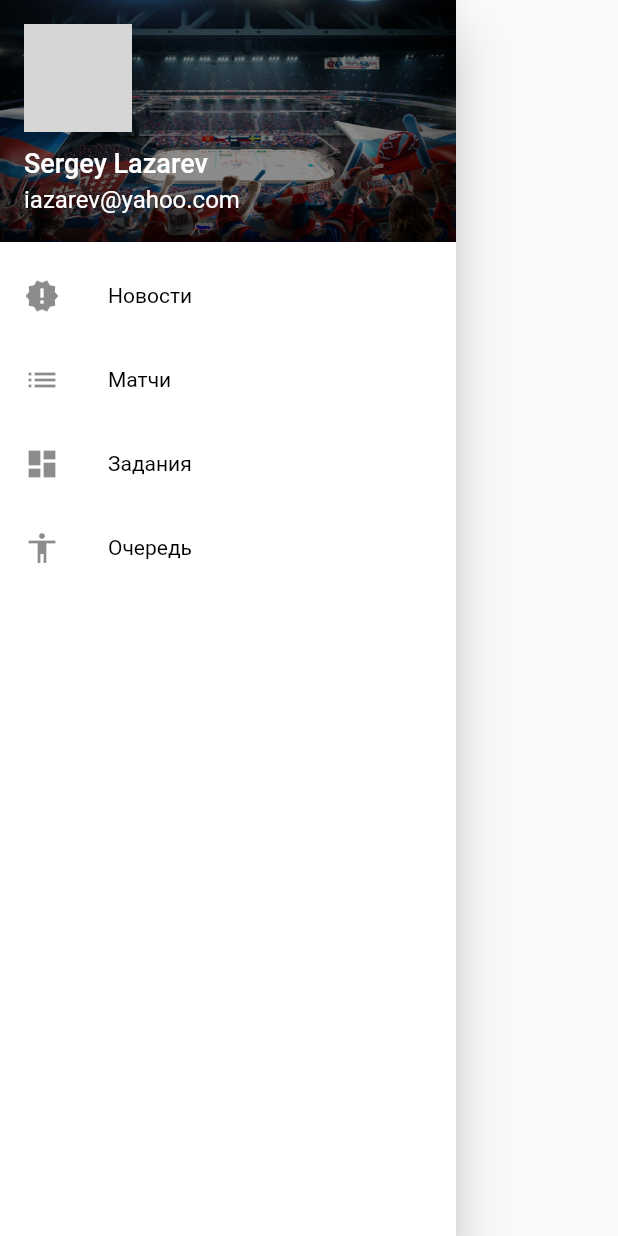
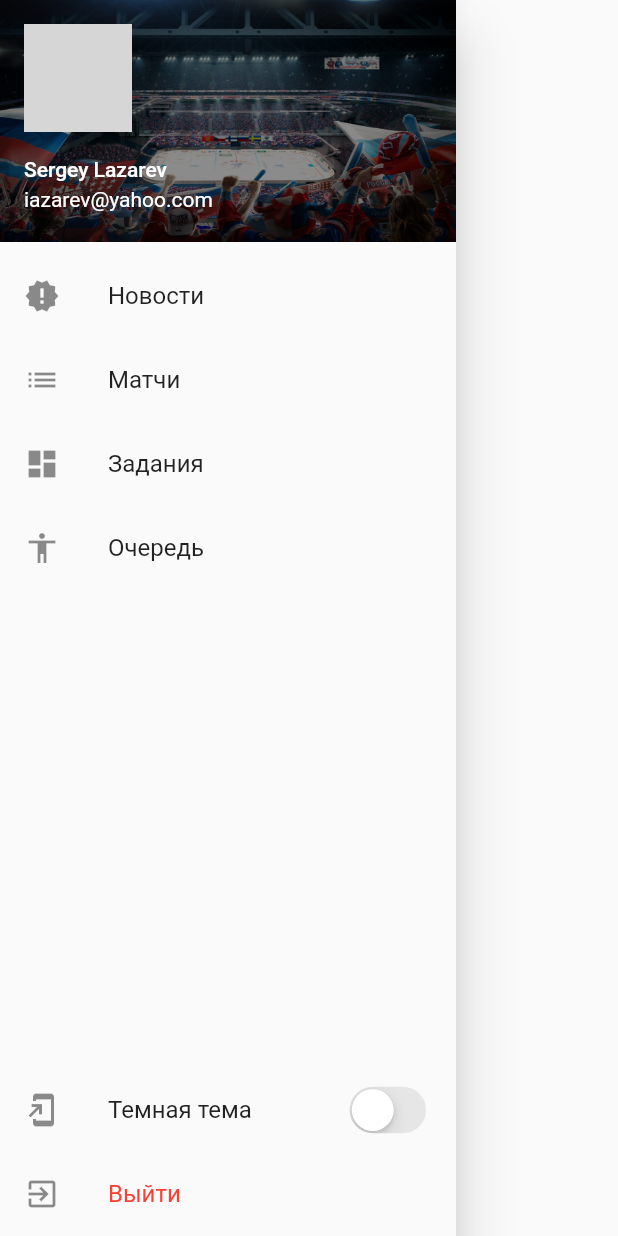
Before and after one commit to FroseMan97/match_manager, a Flutter app: the DrawerWidget widget shown alone on an empty page, opened directly, on a phone screen of 412 x 824 dp. Run offline on Flutter 3.47's test engine with Material 2 defaults, Android fonts, the phone set to English and light mode, and no system bars; our stand-ins replace bloc, cached_network_image, flutter_bloc, rxdart; network calls fail; grey boxes are pictures that could not be loaded.

Commit message:
add change theme feature

```diff
--- a/lib/presentation/blocs/base/base_bloc.dart
+++ /dev/null
@@ -1,3 +0,0 @@
-abstract class BaseBloc {
-  void dispose();
-}
--- a/lib/presentation/blocs/match/match_bloc.dart
+++ b/lib/presentation/blocs/match/match_bloc.dart
@@ -4,7 +4,6 @@ import 'package:match_manager/data/models/match_model.dart';
 import 'package:match_manager/data/models/user_model.dart';
 import 'package:match_manager/domain/repositories/matches_repository.dart';
 import 'package:match_manager/domain/repositories/users_repository.dart';
-import 'package:match_manager/presentation/blocs/base/base_bloc.dart';
 import 'package:rxdart/rxdart.dart';
 
 import 'match_event.dart';
@@ -35,7 +34,6 @@ class MatchBloc extends Bloc<MatchEvent, MatchState> {
   Stream<MatchState> mapEventToState(MatchEvent event) async* {
     if (event is LoadMatchEvent) {
       yield LoadingMatchState();
-      await Future.delayed(Duration(seconds: 1));
       final match = await matchesRepository.getMatch(matchID);
       var requests, workers;
       if (match?.requests != null) {
--- /dev/null
+++ b/lib/presentation/blocs/theme/theme_bloc.dart
@@ -0,0 +1,21 @@
+import 'package:bloc/bloc.dart';
+import 'package:flutter/material.dart';
+import 'package:match_manager/presentation/theme/custom_theme.dart';
+
+import 'theme_event.dart';
+
+class ThemeBloc extends Bloc<ThemeEvent, ThemeData> {
+  @override
+  ThemeData get initialState => CustomTheme.lightTheme;
+
+  @override
+  Stream<ThemeData> mapEventToState(ThemeEvent event) async* {
+    if (event is SetThemeEvent) {
+      if (event.isDarkTheme) {
+        yield CustomTheme.darkTheme;
+      } else {
+        yield CustomTheme.lightTheme;
+      }
+    }
+  }
+}
--- /dev/null
+++ b/lib/presentation/blocs/theme/theme_event.dart
@@ -0,0 +1,10 @@
+import 'package:flutter/cupertino.dart';
+
+abstract class ThemeEvent {}
+
+class SetThemeEvent extends ThemeEvent {
+  bool isDarkTheme;
+  SetThemeEvent({
+    this.isDarkTheme = false,
+  });
+}
--- /dev/null
+++ b/lib/presentation/theme/custom_theme.dart
@@ -0,0 +1,22 @@
+import 'package:flutter/material.dart';
+
+class CustomTheme {
+  static final lightTheme = ThemeData.light()
+  .copyWith(
+    primaryColor: Colors.lightBlueAccent,
+    accentColor: Colors.lightBlueAccent,
+    backgroundColor: Colors.white,
+    unselectedWidgetColor: Colors.lightBlueAccent,
+    colorScheme: ColorScheme.light(
+      secondary: Colors.lightBlueAccent,
+    ),
+  );
+
+  static final darkTheme = ThemeData.dark()
+  .copyWith(
+    accentColor: Colors.white,
+    colorScheme: ColorScheme.light(
+      secondary: Colors.white,
+    ),
+  );
+}
--- a/lib/presentation/widgets/custom_image.dart
+++ b/lib/presentation/widgets/custom_image.dart
@@ -18,6 +18,6 @@ class CustomImage extends CachedNetworkImage {
           color: color,
           fit: BoxFit.fill,
           errorWidget: (context, url, error) =>
-              Image.asset(ERROR_IMAGE_ASSET_STRING),
+              Image.asset(ERROR_IMAGE_ASSET_STRING, height: height,),
         );
 }
--- a/lib/presentation/widgets/drawer.dart
+++ b/lib/presentation/widgets/drawer.dart
@@ -1,5 +1,9 @@
+import 'package:flutter/cupertino.dart';
 import 'package:flutter/material.dart';
-import 'package:match_manager/styles.dart';
+import 'package:flutter_bloc/flutter_bloc.dart';
+import 'package:match_manager/presentation/blocs/theme/theme_bloc.dart';
+import 'package:match_manager/presentation/blocs/theme/theme_event.dart';
+import 'package:match_manager/presentation/theme/custom_theme.dart';
 
 import 'user_account_drawer_header.dart';
 
@@ -13,14 +17,13 @@ class _DrawerWidgetState extends State<DrawerWidget> {
   Widget build(BuildContext context) {
     final userName = 'Sergey Lazarev';
     final email = 'iazarev@yahoo.com';
-    final avatar = 'https://cdn21.img.ria.ru/images/155971/99/1559719951_0:158:3072:1886_600x0_80_0_0_73ccb99791b35c1e1c63c6253d862267.jpg';
+    final avatar =
+        'https://cdn21.img.ria.ru/images/155971/99/1559719951_0:158:3072:1886_600x0_80_0_0_73ccb99791b35c1e1c63c6253d862267.jpg';
     return Drawer(
       child: Container(
-        color: CustomStyles.drawerColor,
-        child: ListView(
-          shrinkWrap: true,
-          physics: NeverScrollableScrollPhysics(),
-          padding: EdgeInsets.zero,
+        height: double.infinity,
+        child: Column(
+          mainAxisSize: MainAxisSize.max,
           children: <Widget>[
             UserDrawerHeader(
               userName: userName,
@@ -32,7 +35,6 @@ class _DrawerWidgetState extends State<DrawerWidget> {
               leading: Icon(Icons.new_releases),
               title: Text(
                 'Новости',
-                style: CustomStyles.drawerListTile,
               ),
             ),
             ListTile(
@@ -40,7 +42,6 @@ class _DrawerWidgetState extends State<DrawerWidget> {
               leading: Icon(Icons.list),
               title: Text(
                 'Матчи',
-                style: CustomStyles.drawerListTile,
               ),
             ),
             ListTile(
@@ -48,7 +49,6 @@ class _DrawerWidgetState extends State<DrawerWidget> {
               leading: Icon(Icons.dashboard),
               title: Text(
                 'Задания',
-                style: CustomStyles.drawerListTile,
               ),
             ),
             ListTile(
@@ -56,12 +56,60 @@ class _DrawerWidgetState extends State<DrawerWidget> {
               leading: Icon(Icons.accessibility),
               title: Text(
                 'Очередь',
-                style: CustomStyles.drawerListTile,
               ),
             ),
+            _buildThemeTile(),
+            _buildExitTile(),
           ],
         ),
       ),
     );
   }
+
+  _buildExitTile() {
+    return ListTile(
+      onTap: () => null,
+      leading: Icon(Icons.exit_to_app),
+      title: Text(
+        'Выйти',
+        style: TextStyle(
+          color: Colors.red,
+        ),
+      ),
+    );
+  }
+
+  _buildThemeTile() {
+    return Expanded(
+      child: Container(
+        alignment: Alignment.bottomCenter,
+        child: ListTile(
+          leading: Icon(Icons.add_to_home_screen),
+          title: Text(
+            'Темная тема',
+          ),
+          trailing: _buildSwitch(),
+        ),
+      ),
+    );
+  }
+
+  _buildSwitch() {
+    final themeBloc = BlocProvider.of<ThemeBloc>(context);
+    return BlocBuilder<ThemeBloc, ThemeData>(
+      bloc: themeBloc,
+      builder: (context, theme) {
+        return CupertinoSwitch(
+          value: theme == CustomTheme.darkTheme,
+          onChanged: (newValue) {
+            themeBloc.add(
+              SetThemeEvent(
+                isDarkTheme: newValue,
+              ),
+            );
+          },
+        );
+      },
+    );
+  }
 }
--- a/lib/presentation/widgets/user_account_drawer_header.dart
+++ b/lib/presentation/widgets/user_account_drawer_header.dart
@@ -1,7 +1,6 @@
 import 'package:flutter/material.dart';
 
 import '../../constants.dart';
-import '../../styles.dart';
 
 class UserDrawerHeader extends StatelessWidget {
   final String userName;
@@ -18,19 +17,14 @@ class UserDrawerHeader extends StatelessWidget {
           image: DecorationImage(
               image: AssetImage(
                 HEADER_IMAGE_ASSET_STRING,
-
               ),
-
               fit: BoxFit.fill,
-              colorFilter: ColorFilter.mode(Colors.black45, BlendMode.darken)
-              )),
+              colorFilter: ColorFilter.mode(Colors.black45, BlendMode.darken))),
       accountName: Text(
         userName,
-        style: CustomStyles.drawerPersonName,
       ),
       accountEmail: Text(
         email,
-        style: CustomStyles.drawerPersonEmail,
       ),
       currentAccountPicture: CircleAvatar(
         backgroundImage: NetworkImage(avatar),
--- a/lib/styles.dart
+++ /dev/null
@@ -1,12 +0,0 @@
-import 'package:flutter/material.dart';
-import 'package:intl/intl.dart';
-
-class CustomStyles {
-  static TextStyle drawerListTile = TextStyle(color: Colors.black, fontSize: 14);
-  static Color drawerColor = Colors.white;
-  static TextStyle drawerPersonName = TextStyle(color: Colors.white, fontSize: 18);
-  static TextStyle drawerPersonEmail = TextStyle(color: Colors.white, fontSize: 16);
-  static Color appBarColor = Colors.lightBlueAccent;
-  static Color userAccountHeaderColor = Colors.lightBlueAccent;
-  static DateFormat defaultDateTimeFormat = DateFormat('dd MMMM yyyy в HH:mm', 'ru');
-}
```
Also changed, not shown: lib/main.dart (+24 -10 lines), lib/presentation/blocs/theme/theme_state.dart (added, +11 -0 lines), lib/presentation/screens/match_screen.dart (+18 -15 lines), lib/presentation/screens/matches_screen.dart (+8 -9 lines), lib/presentation/widgets/match_snippet.dart (+12 -6 lines), lib/utils/formatter.dart (added, +8 -0 lines).
